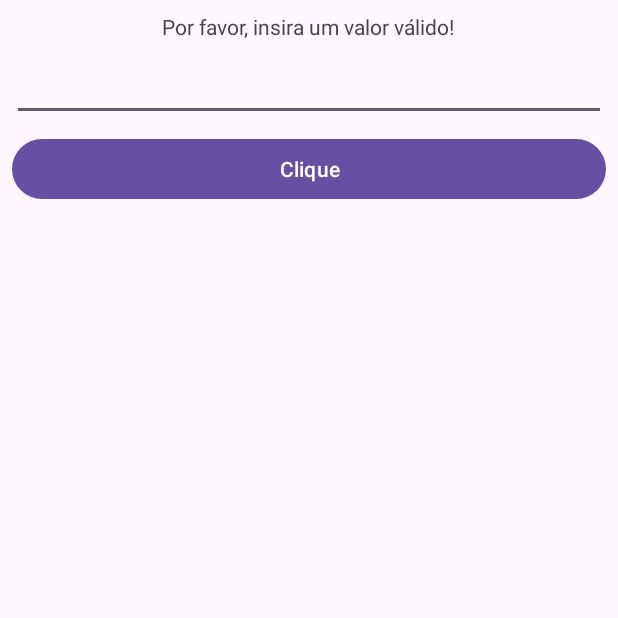
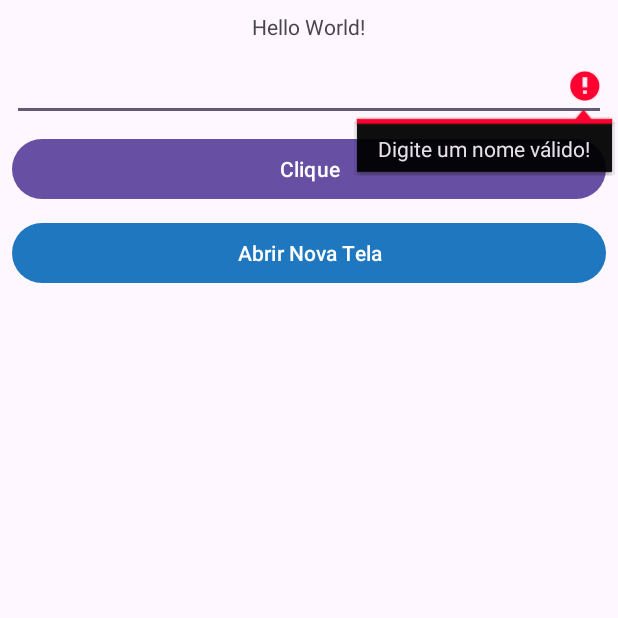
Before and after one commit to AdemarCastro/uea-ocean-cursos, an Android app: the screen it shows after launch (MainActivity), after a tap on "Clique", on a phone screen of 412 x 824 dp, the top half of it. Run offline under Robolectric (Android 15) with nearby library versions, the phone set to English and light mode, and no system bars.

Commit message:
Curso 'Introdução: Android' finalizado

```diff
--- a/OceanAndroid/aula01/app/src/main/AndroidManifest.xml
+++ b/OceanAndroid/aula01/app/src/main/AndroidManifest.xml
@@ -13,6 +13,9 @@
         android:theme="@style/Theme.OceanAndroid"
         tools:targetApi="31">
         <activity
+            android:name=".ResultadoActivity"
+            android:exported="false" />
+        <activity
             android:name=".MainActivity"
             android:exported="true">
             <intent-filter>
--- a/OceanAndroid/aula01/app/src/main/java/com/oceanbrasil/ocean_android_intro_fevereiro_2024/MainActivity.kt
+++ b/OceanAndroid/aula01/app/src/main/java/com/oceanbrasil/ocean_android_intro_fevereiro_2024/MainActivity.kt
@@ -1,5 +1,6 @@
 package com.oceanbrasil.ocean_android_intro_fevereiro_2024
 
+import android.content.Intent
 import androidx.appcompat.app.AppCompatActivity
 import android.os.Bundle
 import android.widget.Button
@@ -7,38 +8,62 @@ import android.widget.EditText
 import android.widget.TextView
 
 class MainActivity : AppCompatActivity() {
-
-    // Criar aplicações que funcionam para todos os dispositivos - Versão mais simples do JDK
-    // Ele avisa que algum recurso da versão mais nova não está disponível na versão mais antiga
     override fun onCreate(savedInstanceState: Bundle?) {
         super.onCreate(savedInstanceState)
         setContentView(R.layout.activity_main)
 
         // Criar um listener para o botão
-        // Encontrar o botão pelo ID
+        // Precisamos encontrar o botão pelo ID
 
-        // findViewById => método que encontra View no Layout usando o ID
+        // findViewById -> método que encontra View no Layout usando o ID
         // Dentro dos <>, informamos o tipo do elemento que estamos buscando
-        // Dentro dos (), informamos o ID do elemento, usando o R.id para buscar
+        // Dentro dos (), informamos o ID do elemento, usando R.id para buscar
         // Depois, armazenamos isso numa variável, para utilizarmos depois
         // val -> variável que inicia com um valor e esse valor nunca muda
-        // var -> variável que iniciar com um valor e ease valor pode mudar
+        // var -> variável que iniciar com um valor e esse valor pode mudar
         val btEnviar = findViewById<Button>(R.id.btEnviar)
+        val etNome = findViewById<EditText>(R.id.inputText)
         val tvResultado = findViewById<TextView>(R.id.tvResultado)
-        val inpResult = findViewById<EditText>(R.id.inputText)
 
         // Criar um Listener para o botão btEnviar
         btEnviar.setOnClickListener {
             // Dentro das chaves {}, o código será executado
-            // Quando o clique (toque) ocorrer no botão
-            // tvResultado.text = "Ademar Castro!!"
+            // quando o clique (toque) ocorrer no botão
 
-            // Caso o inputResultado seja nulo ou vázio
-            if (inpResult.text.toString() == "" || inpResult.text.toString() == null) {
-                tvResultado.text = "Por favor, insira um valor válido!"
+            // Checamos se o etNome está em branco
+            if (etNome.text.isBlank()) {
+                // Exibir mensagem de erro
+                etNome.error = "Digite um nome válido!"
             } else {
-                tvResultado.text = inpResult.text.toString()
+                // Atualização de texto do TextView
+                tvResultado.text = etNome.text
             }
         }
+
+        // Abrir a Activity Resultado
+        // Registra a intenção (Intent) de abrir a tela no Android
+
+        val btAbrirNovaTela = findViewById<Button>(R.id.btAbrirNovaTela)
+
+        btAbrirNovaTela.setOnClickListener {
+            // Para abrir a Activity: Intent que sabe onde estamos e para onde vamos
+            //   -> De onde estamos: this (MainActivity)
+            //   -> Para onde vamos: ResultadoActivity::class.java
+            val resultadoIntent = Intent(this, ResultadoActivity::class.java)
+
+            // Adicionar dados à Intent (putExtra)
+            // -> Nome para a informação: NOME_DIGITADO
+            // -> Valor da informação: String obtido a partir de etNome.text
+            resultadoIntent.putExtra("NOME_DIGITADO", etNome.text.toString())
+
+            // Inicia a tela a partir dessa Intent
+            startActivity(resultadoIntent)
+        }
+
+        // Próximos passos:
+        // 1. Aprender mais sobre as arquiteturas: MVM e MVVM
+        // 2. Aprender sobre o Ciclo de Vida de Activity e da Aplicação
+        // 3. Desenvolver um mini projeto com apelo visual que envolva o consumo de uma WebService
+        // Ler o Livro: https://github.com/FabricaDeSinapse/livro-android-casa-do-codigo/
     }
 }
--- a/OceanAndroid/aula01/app/src/main/res/layout/activity_main.xml
+++ b/OceanAndroid/aula01/app/src/main/res/layout/activity_main.xml
@@ -52,4 +52,19 @@
         app:layout_constraintStart_toStartOf="parent"
         app:layout_constraintTop_toBottomOf="@+id/tvResultado" />
 
+    <Button
+        android:id="@+id/btAbrirNovaTela"
+        android:layout_width="0dp"
+        android:layout_height="wrap_content"
+        android:layout_marginStart="8dp"
+        android:layout_marginLeft="8dp"
+        android:layout_marginTop="8dp"
+        android:layout_marginEnd="8dp"
+        android:layout_marginRight="8dp"
+        android:text="Abrir Nova Tela"
+        app:backgroundTint="#1F78BF"
+        app:layout_constraintEnd_toEndOf="parent"
+        app:layout_constraintStart_toStartOf="parent"
+        app:layout_constraintTop_toBottomOf="@+id/btEnviar" />
+
 </androidx.constraintlayout.widget.ConstraintLayout>
```
Also changed, not shown: OceanAndroid/aula01/app/src/main/java/com/oceanbrasil/ocean_android_intro_fevereiro_2024/ResultadoActivity.kt (added, +29 -0 lines), OceanAndroid/aula01/app/src/main/res/layout/activity_resultado.xml (added, +32 -0 lines), 1 other file.
